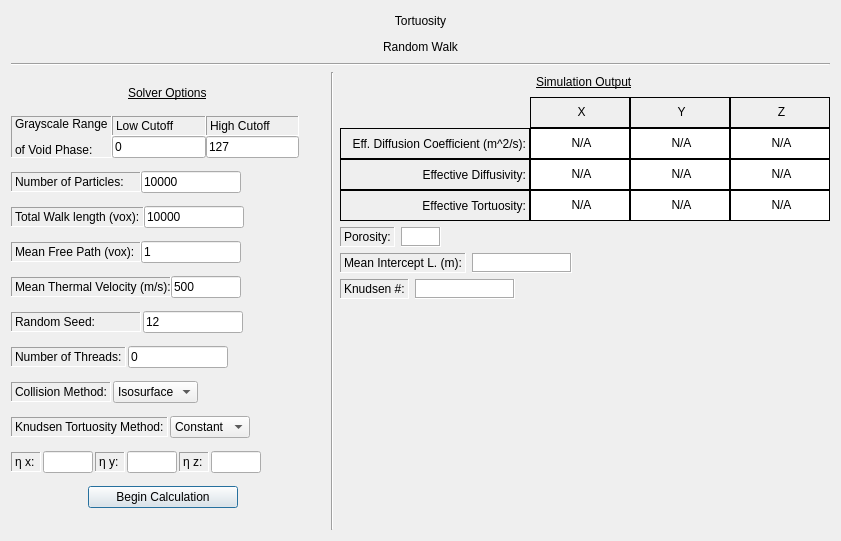
Above: gui/src/MaterialProperties/tortuosityrandomwalk.ui from nasa/puma before the change. Below: the same form after it.
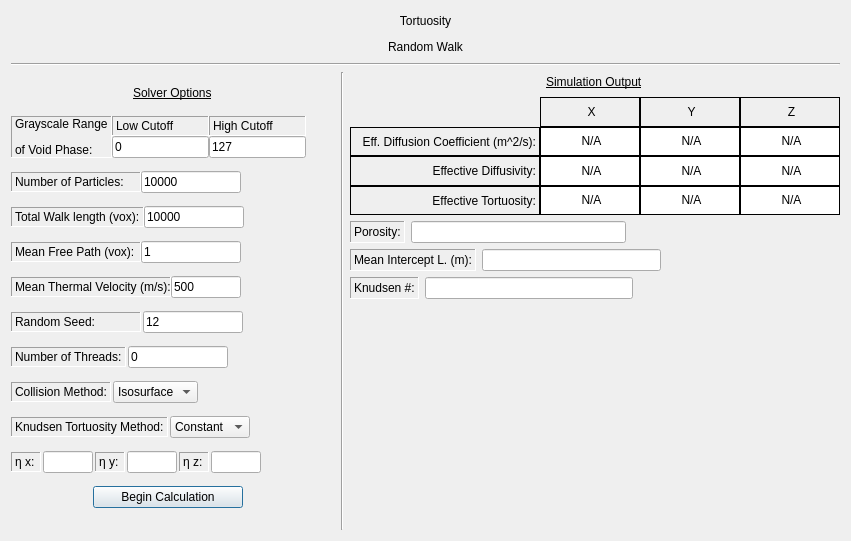
That is the form after the change. Custom widgets are drawn as their Qt base class.

Commit message: Changed QLabels to QLineEdits to fix text color issues

What changed in the file:
```diff
--- a/gui/src/MaterialProperties/tortuosityrandomwalk.ui
+++ b/gui/src/MaterialProperties/tortuosityrandomwalk.ui
@@ -6,7 +6,7 @@
    <rect>
     <x>0</x>
     <y>0</y>
-    <width>841</width>
+    <width>851</width>
     <height>541</height>
    </rect>
   </property>
@@ -19,7 +19,7 @@
   <property name="windowTitle">
    <string>Material Properties</string>
   </property>
-  <layout class="QVBoxLayout" name="verticalLayout_6">
+  <layout class="QVBoxLayout" name="verticalLayout_8">
    <item>
     <widget class="QLabel" name="tortuosity">
      <property name="maximumSize">
@@ -952,7 +952,7 @@
       </widget>
      </item>
      <item>
-      <layout class="QVBoxLayout" name="verticalLayout_8">
+      <layout class="QVBoxLayout" name="verticalLayout_6">
        <item>
         <layout class="QVBoxLayout" name="verticalLayout_7">
          <property name="spacing">
@@ -1349,9 +1349,7 @@
         </layout>
        </item>
        <item>
-        <layout class="QVBoxLayout" name="verticalLayout_10">
-         <item>
-          <layout class="QHBoxLayout" name="horizontalLayout_14">
+        <layout class="QHBoxLayout" name="horizontalLayout_16">
            <item>
             <widget class="QLabel" name="label_30">
              <property name="styleSheet">
@@ -1369,24 +1367,9 @@
             </widget>
            </item>
            <item>
-            <widget class="QLabel" name="poroEdit">
-             <property name="minimumSize">
-              <size>
-               <width>40</width>
-               <height>0</height>
-              </size>
-             </property>
-             <property name="styleSheet">
-              <string notr="true">font: 11pt &quot;Serif&quot;; background-color: rgb(255, 255, 255);</string>
-             </property>
-             <property name="frameShape">
-              <enum>QFrame::Box</enum>
-             </property>
-             <property name="frameShadow">
-              <enum>QFrame::Sunken</enum>
-             </property>
-             <property name="text">
-              <string/>
+          <widget class="QLineEdit" name="poroEdit">
+           <property name="readOnly">
+            <bool>true</bool>
              </property>
             </widget>
            </item>
@@ -1424,25 +1407,9 @@
             </widget>
            </item>
            <item>
-            <widget class="QLabel" name="MeanInterceptLengthEdit">
-             <property name="minimumSize">
-              <size>
-               <width>100</width>
-               <height>0</height>
-              </size>
-             </property>
-             <property name="styleSheet">
-              <string notr="true">font: 11pt &quot;Serif&quot;;
-background-color: rgb(255, 255, 255);</string>
-             </property>
-             <property name="frameShape">
-              <enum>QFrame::Box</enum>
-             </property>
-             <property name="frameShadow">
-              <enum>QFrame::Sunken</enum>
-             </property>
-             <property name="text">
-              <string/>
+          <widget class="QLineEdit" name="MeanInterceptLengthEdit">
+           <property name="readOnly">
+            <bool>true</bool>
              </property>
             </widget>
            </item>
@@ -1462,7 +1429,7 @@
           </layout>
          </item>
          <item>
-          <layout class="QHBoxLayout" name="horizontalLayout_16">
+        <layout class="QHBoxLayout" name="horizontalLayout_14">
            <item>
             <widget class="QLabel" name="knudsenLabel">
              <property name="styleSheet">
@@ -1480,24 +1447,9 @@
             </widget>
            </item>
            <item>
-            <widget class="QLabel" name="knudsenEdit">
-             <property name="minimumSize">
-              <size>
-               <width>100</width>
-               <height>0</height>
-              </size>
-             </property>
-             <property name="styleSheet">
-              <string notr="true">font: 11pt &quot;Serif&quot;; background-color: rgb(255, 255, 255);</string>
-             </property>
-             <property name="frameShape">
-              <enum>QFrame::Box</enum>
-             </property>
-             <property name="frameShadow">
-              <enum>QFrame::Sunken</enum>
-             </property>
-             <property name="text">
-              <string/>
+          <widget class="QLineEdit" name="knudsenEdit">
+           <property name="readOnly">
+            <bool>true</bool>
              </property>
             </widget>
            </item>
@@ -1531,8 +1483,6 @@
             </size>
            </property>
           </widget>
-         </item>
-        </layout>
        </item>
       </layout>
      </item>
```
Lines whose indentation alone changed are shown as unchanged. The commit also changes 4 other files.
